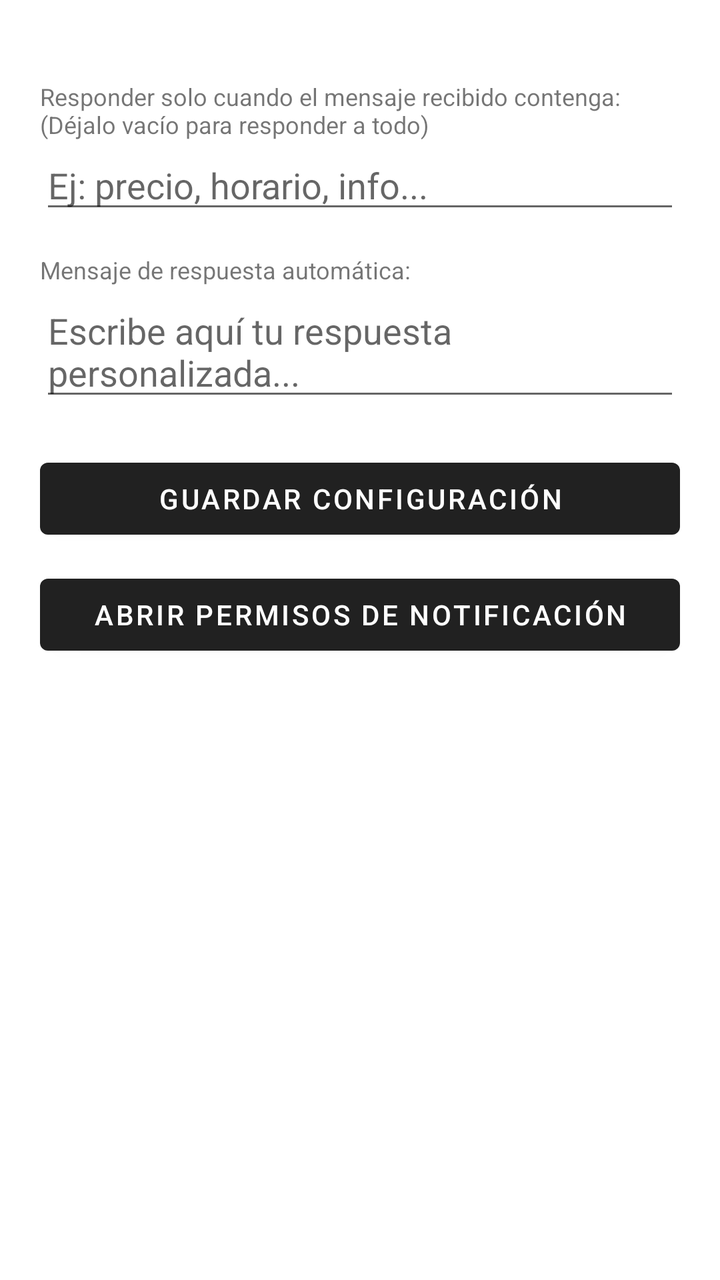
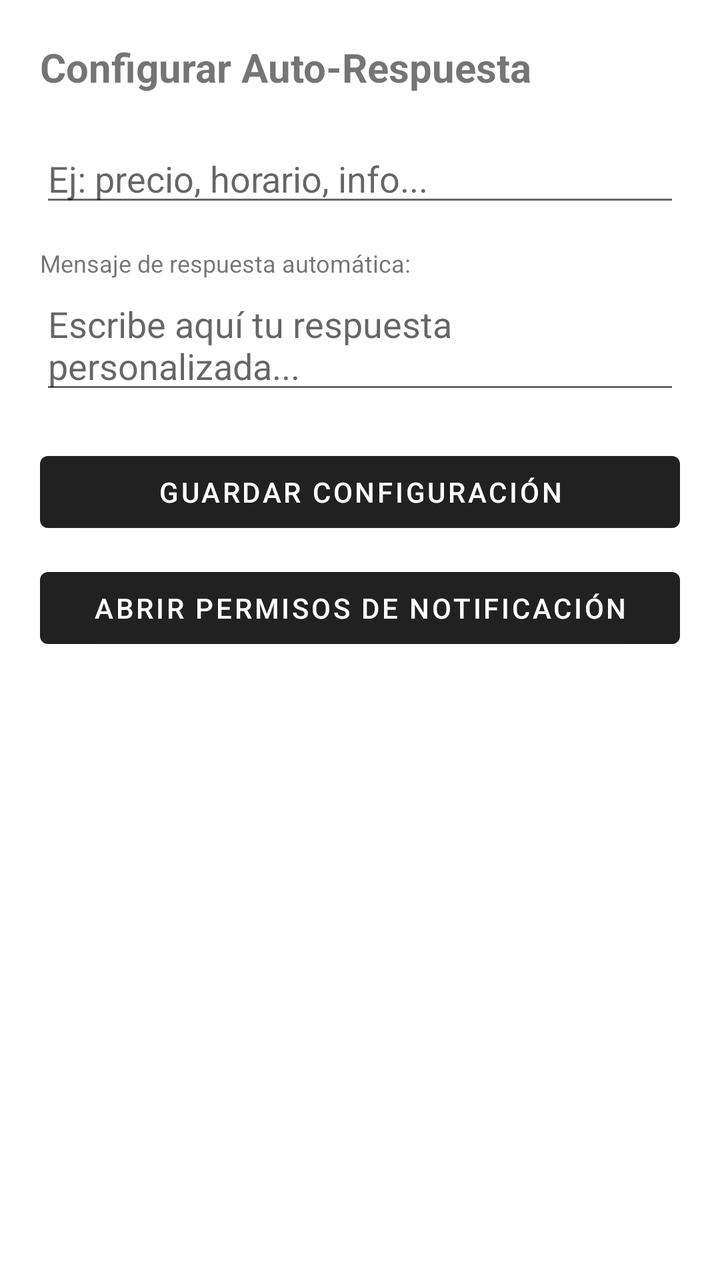

Compare the two renders of this Android layout. The source of the first and the diff that turns it into the second are given below.
<!-- AndroidManifest.xml: application theme Theme.MaterialComponents.DayNight.DarkActionBar -->
<!-- res/layout/activity_main.xml -->
<?xml version="1.0" encoding="utf-8"?>
<LinearLayout xmlns:android="http://schemas.android.com/apk/res/android"
    android:layout_width="match_parent"
    android:layout_height="match_parent"
    android:orientation="vertical"
    android:padding="20dp">

    <TextView
        android:layout_width="match_parent"
        android:layout_height="wrap_wrap"
        android:text="Configurar Auto-Respuesta"
        android:textSize="20sp"
        android:textStyle="bold"
        android:layout_marginBottom="20dp" />

    <TextView
        android:layout_width="match_parent"
        android:layout_height="wrap_content"
        android:text="Responder solo cuando el mensaje recibido contenga: (Déjalo vacío para responder a todo)"
        android:textSize="12sp" />

    <EditText
        android:id="@+id/etTrigger"
        android:layout_width="match_parent"
        android:layout_height="wrap_content"
        android:hint="Ej: precio, horario, info..."
        android:layout_marginBottom="15dp" />

    <TextView
        android:layout_width="match_parent"
        android:layout_height="wrap_content"
        android:text="Mensaje de respuesta automática:"
        android:textSize="12sp" />

    <EditText
        android:id="@+id/etReply"
        android:layout_width="match_parent"
        android:layout_height="wrap_content"
        android:hint="Escribe aquí tu respuesta personalizada..."
        android:layout_marginBottom="20dp" />

    <Button
        android:id="@+id/btnSave"
        android:layout_width="match_parent"
        android:layout_height="wrap_content"
        android:text="Guardar Configuración"
        android:layout_marginBottom="10dp" />

    <Button
        android:id="@+id/btnPermission"
        android:layout_width="match_parent"
        android:layout_height="wrap_content"
        android:text="Abrir Permisos de Notificación" />

</LinearLayout>
<!-- resources referenced by this layout -->
<resources>

</resources>

<!-- the commit's change to res/layout/activity_main.xml (unified diff, before → after) -->
@@ -7,7 +7,7 @@
 
     <TextView
         android:layout_width="match_parent"
-        android:layout_height="wrap_wrap"
+        android:layout_height="wrap_content"
         android:text="Configurar Auto-Respuesta"
         android:textSize="20sp"
         android:textStyle="bold"
@@ -15,7 +15,7 @@
 
     <TextView
         android:layout_width="match_parent"
-        android:layout_height="wrap_content"
+        android:layout_height="wrap_wrap"
         android:text="Responder solo cuando el mensaje recibido contenga: (Déjalo vacío para responder a todo)"
         android:textSize="12sp" />
 
